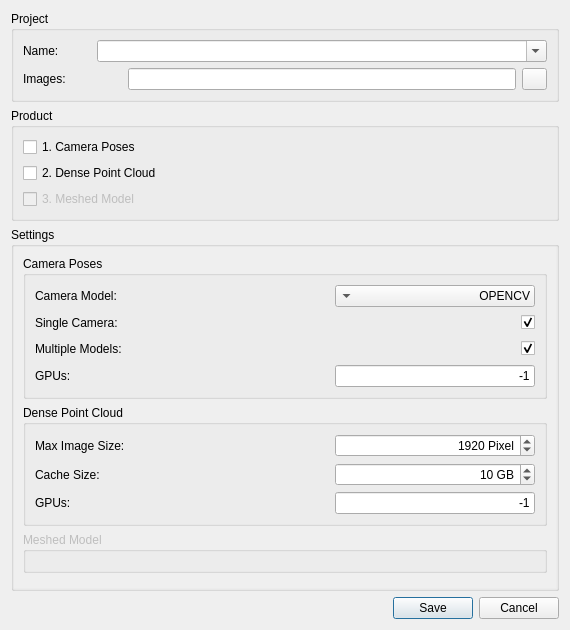
iVS3D/iVS3D, file iVS3D/src/iVS3D-core/ots/colmapwrapper/colmapnewproductdialog.ui: the form before one commit.
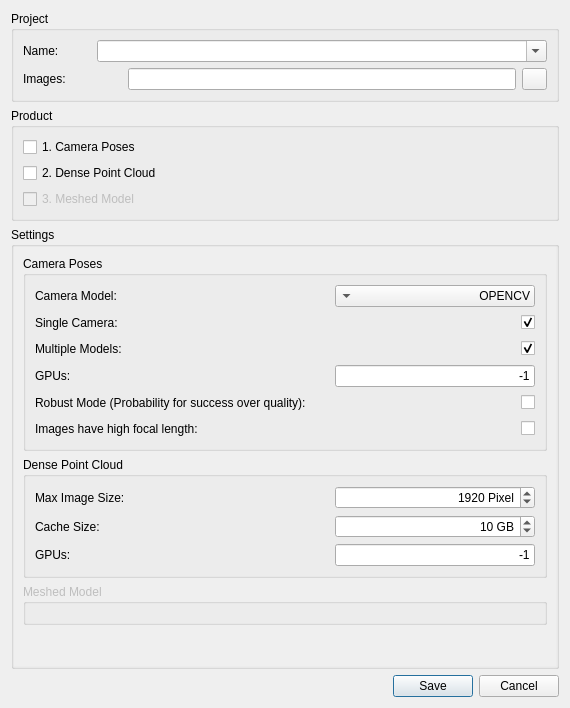
The form after the commit. Icons and pictures are not drawn.

Commit message: * added setting to use new robust colmap reconstruction mode in new-product-ui (higher probability for success vs quality of model) * added setting for images with high focal length * removed unix style file seperators from ColmapWorker.py script

```diff
--- a/iVS3D/src/iVS3D-core/ots/colmapwrapper/colmapnewproductdialog.ui
+++ b/iVS3D/src/iVS3D-core/ots/colmapwrapper/colmapnewproductdialog.ui
@@ -7,7 +7,7 @@
     <x>0</x>
     <y>0</y>
     <width>570</width>
-    <height>630</height>
+    <height>708</height>
    </rect>
   </property>
   <property name="sizePolicy">
@@ -277,7 +277,7 @@
            <x>0</x>
            <y>0</y>
            <width>532</width>
-           <height>387</height>
+           <height>435</height>
           </rect>
          </property>
          <layout class="QVBoxLayout" name="verticalLayout_5">
@@ -477,6 +477,68 @@
                </item>
               </layout>
              </item>
+             <item>
+              <layout class="QHBoxLayout" name="horizontalLayout_10">
+               <item>
+                <widget class="QLabel" name="l_useRobustMode">
+                 <property name="text">
+                  <string>Robust Mode (Probability for success over quality):</string>
+                 </property>
+                </widget>
+               </item>
+               <item>
+                <spacer name="horizontalSpacer_7">
+                 <property name="orientation">
+                  <enum>Qt::Horizontal</enum>
+                 </property>
+                 <property name="sizeHint" stdset="0">
+                  <size>
+                   <width>40</width>
+                   <height>20</height>
+                  </size>
+                 </property>
+                </spacer>
+               </item>
+               <item>
+                <widget class="QCheckBox" name="cb_useRobustMode">
+                 <property name="text">
+                  <string/>
+                 </property>
+                </widget>
+               </item>
+              </layout>
+             </item>
+             <item>
+              <layout class="QHBoxLayout" name="horizontalLayout_11">
+               <item>
+                <widget class="QLabel" name="l_highFocalLength">
+                 <property name="text">
+                  <string>Images have high focal length:</string>
+                 </property>
+                </widget>
+               </item>
+               <item>
+                <spacer name="horizontalSpacer_8">
+                 <property name="orientation">
+                  <enum>Qt::Horizontal</enum>
+                 </property>
+                 <property name="sizeHint" stdset="0">
+                  <size>
+                   <width>40</width>
+                   <height>20</height>
+                  </size>
+                 </property>
+                </spacer>
+               </item>
+               <item>
+                <widget class="QCheckBox" name="cb_highFocalLength">
+                 <property name="text">
+                  <string/>
+                 </property>
+                </widget>
+               </item>
+              </layout>
+             </item>
             </layout>
            </widget>
           </item>
```
The commit also changes 12 other files.
